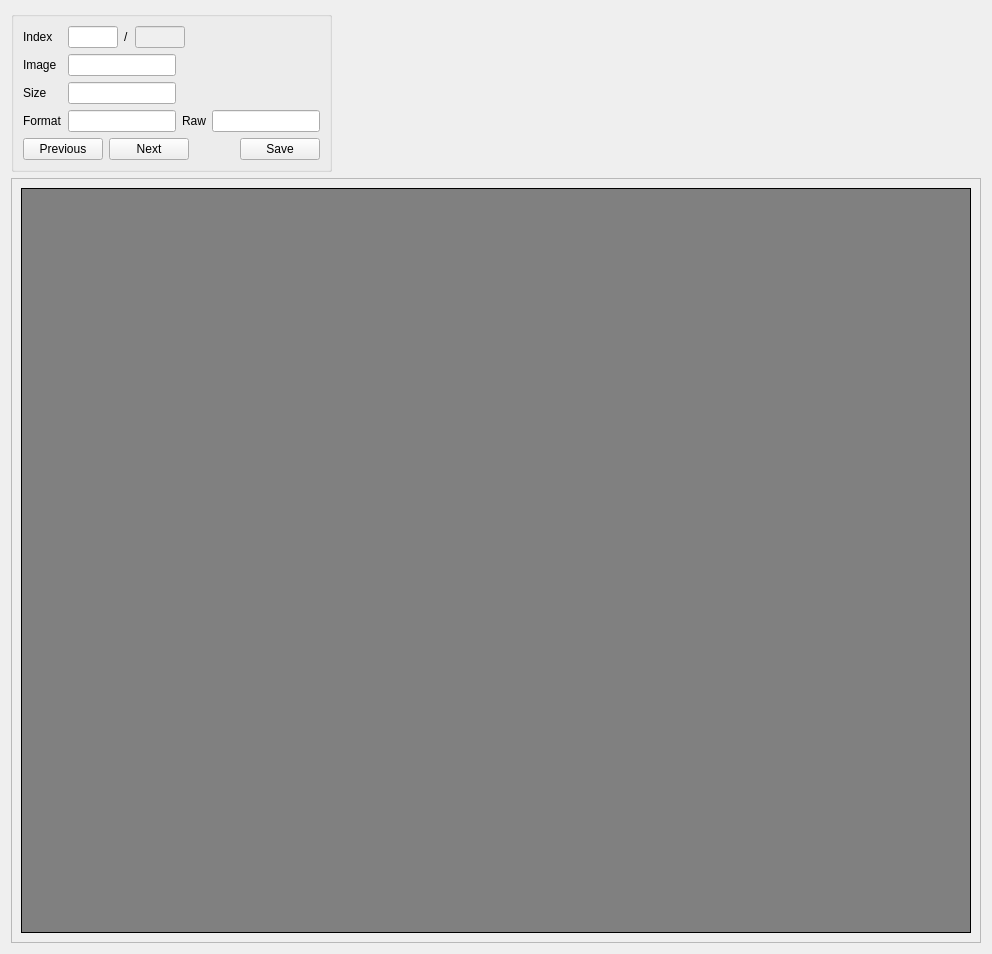
This is ui/image-viewer.ui in michaelpm54/Ace3x as Qt 5 draws it before an edit. The edited form follows.
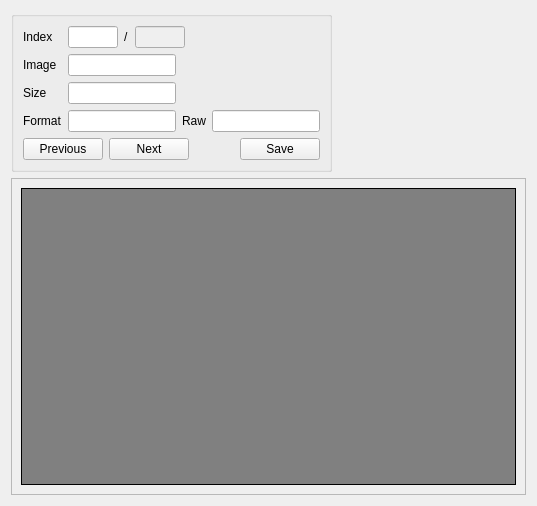
This is the edited form.

```diff
--- a/ui/image-viewer.ui
+++ b/ui/image-viewer.ui
@@ -6,8 +6,8 @@
    <rect>
     <x>0</x>
     <y>0</y>
-    <width>992</width>
-    <height>954</height>
+    <width>537</width>
+    <height>506</height>
    </rect>
   </property>
   <property name="windowTitle">
```
